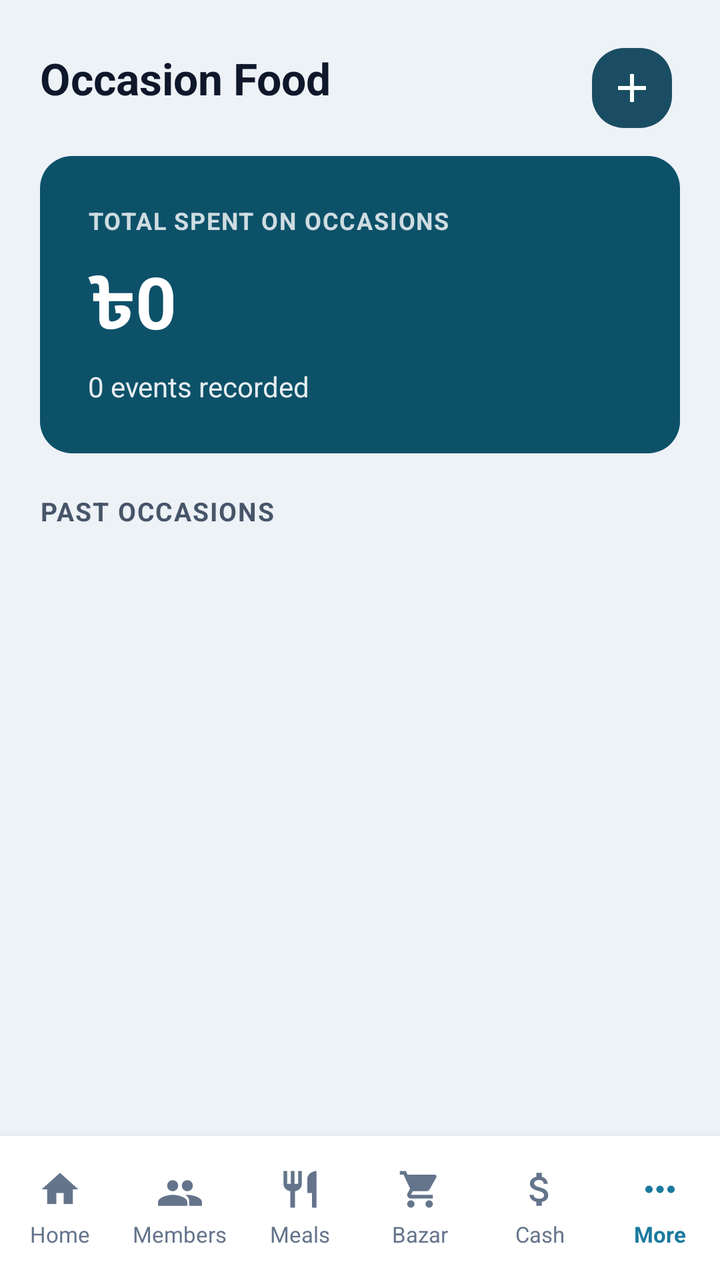
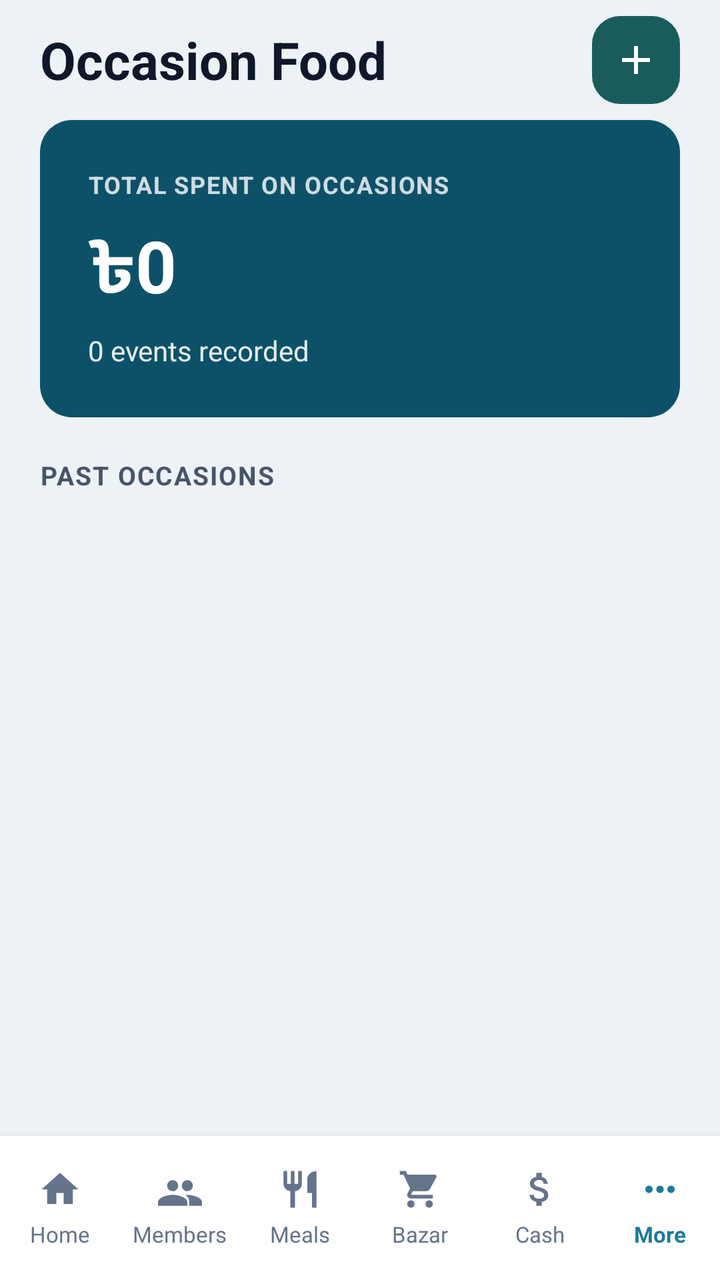

Before-and-after screenshots of an Android layout around one commit, followed by the original layout XML and the change that was made.
<!-- AndroidManifest.xml: application theme Theme.MessManagement -->
<!-- res/layout/activity_occasion.xml -->
<?xml version="1.0" encoding="utf-8"?>
<LinearLayout xmlns:android="http://schemas.android.com/apk/res/android"
    xmlns:app="http://schemas.android.com/apk/res-auto"
    android:layout_width="match_parent"
    android:layout_height="match_parent"
    android:orientation="vertical"
    android:background="#EDF2F7">

    
    <RelativeLayout
        android:layout_width="match_parent"
        android:layout_height="wrap_content"
        android:paddingStart="20dp"
        android:paddingEnd="20dp"
        android:paddingTop="20dp"
        android:paddingBottom="10dp">

        <TextView
            android:layout_width="wrap_content"
            android:layout_height="wrap_content"
            android:text="Occasion Food"
            android:textSize="22sp"
            android:textStyle="bold"
            android:textColor="#0F172A"
            android:layout_centerVertical="true" />

        <com.google.android.material.floatingactionbutton.FloatingActionButton
            android:id="@+id/fab_add_occasion"
            android:layout_width="wrap_content"
            android:layout_height="wrap_content"
            android:layout_alignParentEnd="true"
            android:src="@drawable/ic_add"
            android:contentDescription="Add occasion"
            app:fabCustomSize="40dp"
            app:tint="@color/white"
            app:backgroundTint="#1a4d63"
            app:elevation="0dp"
            app:pressedTranslationZ="0dp" />
    </RelativeLayout>

    
    <androidx.cardview.widget.CardView
        android:layout_width="match_parent"
        android:layout_height="wrap_content"
        android:layout_marginStart="20dp"
        android:layout_marginEnd="20dp"
        android:layout_marginBottom="20dp"
        app:cardCornerRadius="16dp"
        app:cardElevation="0dp">

        <LinearLayout
            android:layout_width="match_parent"
            android:layout_height="wrap_content"
            android:background="#0D5169"
            android:orientation="vertical"
            android:padding="24dp">

            <TextView
                android:layout_width="wrap_content"
                android:layout_height="wrap_content"
                android:text="TOTAL SPENT ON OCCASIONS"
                android:textSize="12sp"
                android:textStyle="bold"
                android:textColor="#FFFFFF"
                android:alpha="0.8"
                android:letterSpacing="0.05" />

            <TextView
                android:id="@+id/tvTotalOccasionSpent"
                android:layout_width="wrap_content"
                android:layout_height="wrap_content"
                android:text="৳0"
                android:textSize="36sp"
                android:textStyle="bold"
                android:textColor="#FFFFFF"
                android:layout_marginTop="8dp" />

            <TextView
                android:id="@+id/tvEventCount"
                android:layout_width="wrap_content"
                android:layout_height="wrap_content"
                android:text="0 events recorded"
                android:textSize="14sp"
                android:textColor="#FFFFFF"
                android:alpha="0.9"
                android:layout_marginTop="4dp" />
        </LinearLayout>
    </androidx.cardview.widget.CardView>

    
    <TextView
        android:layout_width="wrap_content"
        android:layout_height="wrap_content"
        android:text="PAST OCCASIONS"
        android:textSize="13sp"
        android:textStyle="bold"
        android:textColor="#475569"
        android:paddingStart="20dp"
        android:paddingEnd="20dp"
        android:layout_marginBottom="12dp"
        android:letterSpacing="0.05" />

    
    <androidx.recyclerview.widget.RecyclerView
        android:id="@+id/rvOccasions"
        android:layout_width="match_parent"
        android:layout_height="0dp"
        android:layout_weight="1"
        android:paddingHorizontal="20dp"
        android:clipToPadding="false"
        android:scrollbars="vertical" />

    
    <LinearLayout
        android:layout_width="match_parent"
        android:layout_height="72dp"
        android:orientation="horizontal"
        android:background="#FFFFFF"
        android:elevation="8dp"
        android:baselineAligned="false">

        <LinearLayout
            android:id="@+id/btn_home"
            android:layout_width="0dp"
            android:layout_height="match_parent"
            android:layout_weight="1"
            android:orientation="vertical"
            android:gravity="center"
            android:clickable="true"
            android:focusable="true"
            android:background="?attr/selectableItemBackground">
            <ImageView
                android:layout_width="22dp"
                android:layout_height="22dp"
                android:src="@drawable/ic_home"
                app:tint="#64748B"
                android:contentDescription="Home" />
            <TextView
                android:layout_width="wrap_content"
                android:layout_height="wrap_content"
                android:text="Home"
                android:textSize="11sp"
                android:textColor="#64748B"
                android:layout_marginTop="4dp" />
        </LinearLayout>

        <LinearLayout
            android:id="@+id/btn_members"
            android:layout_width="0dp"
            android:layout_height="match_parent"
            android:layout_weight="1"
            android:orientation="vertical"
            android:gravity="center"
            android:clickable="true"
            android:focusable="true"
            android:background="?attr/selectableItemBackground">
            <ImageView
                android:layout_width="22dp"
                android:layout_height="22dp"
                android:src="@drawable/ic_members"
                app:tint="#64748B"
                android:contentDescription="Members" />
            <TextView
                android:layout_width="wrap_content"
                android:layout_height="wrap_content"
                android:text="Members"
                android:textSize="11sp"
                android:textColor="#64748B"
                android:layout_marginTop="4dp" />
        </LinearLayout>

        <LinearLayout
            android:id="@+id/btn_meals"
            android:layout_width="0dp"
            android:layout_height="match_parent"
            android:layout_weight="1"
            android:orientation="vertical"
            android:gravity="center"
            android:clickable="true"
            android:focusable="true"
            android:background="?attr/selectableItemBackground">
            <ImageView
                android:layout_width="22dp"
                android:layout_height="22dp"
                android:src="@drawable/ic_meals"
                app:tint="#64748B"
                android:contentDescription="Meals" />
            <TextView
                android:layout_width="wrap_content"
                android:layout_height="wrap_content"
                android:text="Meals"
                android:textSize="11sp"
                android:textColor="#64748B"
                android:layout_marginTop="4dp" />
        </LinearLayout>

        <LinearLayout
            android:id="@+id/btn_bazar"
            android:layout_width="0dp"
            android:layout_height="match_parent"
            android:layout_weight="1"
            android:orientation="vertical"
            android:gravity="center"
            android:clickable="true"
            android:focusable="true"
            android:background="?attr/selectableItemBackground">
            <ImageView
                android:layout_width="22dp"
                android:layout_height="22dp"
                android:src="@drawable/ic_bazar"
                app:tint="#64748B"
                android:contentDescription="Bazar" />
            <TextView
                android:layout_width="wrap_content"
                android:layout_height="wrap_content"
                android:text="Bazar"
                android:textSize="11sp"
                android:textColor="#64748B"
                android:layout_marginTop="4dp" />
        </LinearLayout>

        <LinearLayout
            android:id="@+id/btn_cash"
            android:layout_width="0dp"
            android:layout_height="match_parent"
            android:layout_weight="1"
            android:orientation="vertical"
            android:gravity="center"
            android:clickable="true"
            android:focusable="true"
            android:background="?attr/selectableItemBackground">
            <ImageView
                android:layout_width="22dp"
                android:layout_height="22dp"
                android:src="@drawable/ic_cash"
                app:tint="#64748B"
                android:contentDescription="Cash" />
            <TextView
                android:layout_width="wrap_content"
                android:layout_height="wrap_content"
                android:text="Cash"
                android:textSize="11sp"
                android:textColor="#64748B"
                android:layout_marginTop="4dp" />
        </LinearLayout>

        <LinearLayout
            android:id="@+id/btn_more"
            android:layout_width="0dp"
            android:layout_height="match_parent"
            android:layout_weight="1"
            android:orientation="vertical"
            android:gravity="center"
            android:clickable="true"
            android:focusable="true"
            android:background="?attr/selectableItemBackground">
            <ImageView
                android:layout_width="22dp"
                android:layout_height="22dp"
                android:src="@drawable/ic_more"
                app:tint="#1B7A9E"
                android:contentDescription="More" />
            <TextView
                android:layout_width="wrap_content"
                android:layout_height="wrap_content"
                android:text="More"
                android:textSize="11sp"
                android:textColor="#1B7A9E"
                android:textStyle="bold"
                android:layout_marginTop="4dp" />
        </LinearLayout>
    </LinearLayout>

</LinearLayout>
<!-- resources referenced by this layout -->
<resources>
  <color name="white">#FFFFFFFF</color>
  <!-- drawable ic_add (drawable) -->
  <vector xmlns:android="http://schemas.android.com/apk/res/android"
      android:width="24dp"
      android:height="24dp"
      android:viewportWidth="24"
      android:viewportHeight="24">
      <path
          android:fillColor="@android:color/white"
          android:pathData="M19,13H13V19H11V13H5V11H11V5H13V11H19V13Z" />
  </vector>
  <!-- drawable ic_home (drawable) -->
  <vector xmlns:android="http://schemas.android.com/apk/res/android"
      android:width="24dp"
      android:height="24dp"
      android:viewportWidth="24"
      android:viewportHeight="24">
      <path
          android:fillColor="@android:color/black"
          android:pathData="M10,20V14H14V20H19V12H22L12,3L2,12H5V20H10Z" />
  </vector>
  <!-- drawable ic_meals (drawable) -->
  <vector xmlns:android="http://schemas.android.com/apk/res/android"
      android:width="24dp"
      android:height="24dp"
      android:viewportWidth="24"
      android:viewportHeight="24">
      <path
          android:fillColor="@android:color/black"
          android:pathData="M11,9H9V2H7V9H5V2H3V9C3,11.12 4.66,12.84 6.75,12.97V22H9.25V12.97C11.34,12.84 13,11.12 13,9V2H11V9M16,6V14H18.5V22H21V2C18.24,2 16,4.24 16,6Z" />
  </vector>
  <!-- drawable ic_members (drawable) -->
  <vector xmlns:android="http://schemas.android.com/apk/res/android"
      android:width="24dp"
      android:height="24dp"
      android:viewportWidth="24"
      android:viewportHeight="24">
      <path
          android:fillColor="@android:color/black"
          android:pathData="M16,13C17.66,13 19,11.66 19,10C19,8.34 17.66,7 16,7C14.34,7 13,8.34 13,10C13,11.66 14.34,13 16,13M8,13C9.66,13 11,11.66 11,10C11,8.34 9.66,7 8,7C6.34,7 5,8.34 5,10C5,11.66 6.34,13 8,13M8,15C5.33,15 0,16.33 0,19V21H16V19C16,16.33 10.67,15 8,15M16,15C15.71,15 15.38,15.02 15.03,15.05C16.22,15.89 17,17.06 17,18.5V21H24V19C24,16.33 18.67,15 16,15Z" />
  </vector>
  <!-- drawable ic_more (drawable) -->
  <vector xmlns:android="http://schemas.android.com/apk/res/android"
      android:width="24dp"
      android:height="24dp"
      android:viewportWidth="24"
      android:viewportHeight="24">
      <path
          android:fillColor="@android:color/black"
          android:pathData="M6,10C4.9,10 4,10.9 4,12C4,13.1 4.9,14 6,14C7.1,14 8,13.1 8,12C8,10.9 7.1,10 6,10M18,10C16.9,10 16,10.9 16,12C16,13.1 16.9,14 18,14C19.1,14 20,13.1 20,12C20,10.9 19.1,10 18,10M12,10C10.9,10 10,10.9 10,12C10,13.1 10.9,14 12,14C13.1,14 14,13.1 14,12C14,10.9 13.1,10 12,10Z" />
  </vector>
  <style name="Theme.MessManagement" parent="Theme.Material3.Light.NoActionBar">
          
          <item name="colorPrimary">@color/nav_active</item>
          <item name="colorOnPrimary">@color/white</item>
          
          <item name="colorSecondary">@color/bazar_card_end</item>
          <item name="colorOnSecondary">@color/white</item>
          
          <item name="android:statusBarColor">@color/primary_bg</item>
          <item name="android:windowLightStatusBar">true</item>
          <item name="android:fitsSystemWindows">true</item>
      </style>
  <color name="nav_active">#1a7a96</color>
  <color name="bazar_card_end">#2b8ab0</color>
  <color name="primary_bg">#1a4d63</color>
  <!-- unchanged entries left out for length: 2 -->
</resources>

<!-- the commit's change to res/layout/activity_occasion.xml (unified diff, before → after) -->
@@ -9,33 +9,30 @@
     
     <RelativeLayout
         android:layout_width="match_parent"
-        android:layout_height="wrap_content"
-        android:paddingStart="20dp"
-        android:paddingEnd="20dp"
-        android:paddingTop="20dp"
-        android:paddingBottom="10dp">
+        android:layout_height="60dp"
+        android:paddingHorizontal="20dp">
 
         <TextView
             android:layout_width="wrap_content"
             android:layout_height="wrap_content"
             android:text="Occasion Food"
-            android:textSize="22sp"
+            android:textSize="26sp"
             android:textStyle="bold"
             android:textColor="#0F172A"
             android:layout_centerVertical="true" />
 
-        <com.google.android.material.floatingactionbutton.FloatingActionButton
+        <ImageButton
             android:id="@+id/fab_add_occasion"
-            android:layout_width="wrap_content"
-            android:layout_height="wrap_content"
+            android:layout_marginTop="15dp"
+            android:layout_width="44dp"
+            android:layout_height="44dp"
             android:layout_alignParentEnd="true"
+            android:layout_centerVertical="true"
+            android:background="@drawable/bg_circle_teal"
             android:src="@drawable/ic_add"
-            android:contentDescription="Add occasion"
-            app:fabCustomSize="40dp"
-            app:tint="@color/white"
-            app:backgroundTint="#1a4d63"
-            app:elevation="0dp"
-            app:pressedTranslationZ="0dp" />
+            android:contentDescription="Add occasion" />
+
+
     </RelativeLayout>
 
     
<!-- resource entries referenced after the edit -->
@@ -1,5 +1,15 @@
 <!-- resources referenced by this layout -->
 <resources>
+  <!-- drawable bg_circle_teal (drawable) -->
+  <?xml version="1.0" encoding="utf-8"?>
+  <shape xmlns:android="http://schemas.android.com/apk/res/android"
+      android:shape="rectangle">
+  
+      <solid android:color="#1A5C5C" />
+  
+      <corners android:radius="14dp" />
+  
+  </shape>
   <color name="white">#FFFFFFFF</color>
   <!-- drawable ic_add (drawable) -->
   <vector xmlns:android="http://schemas.android.com/apk/res/android"
